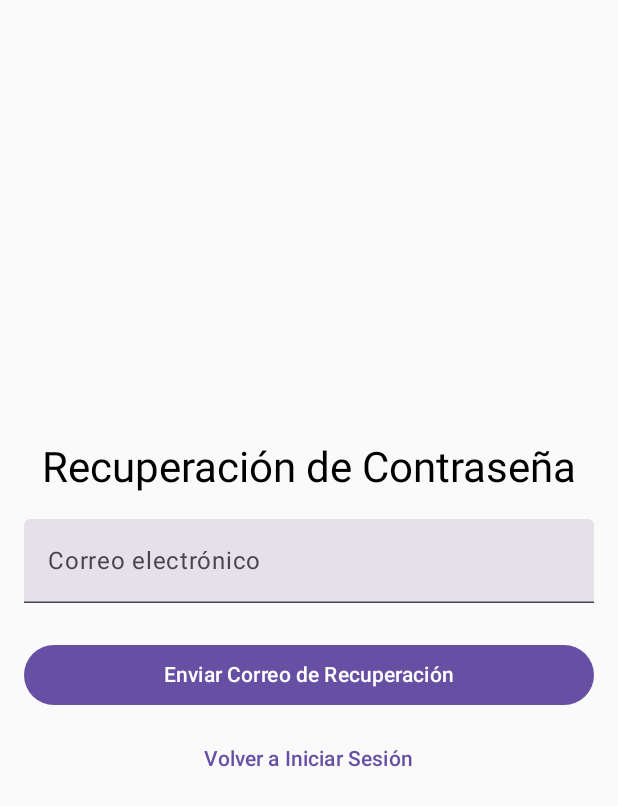
After one commit to AdriFdezz/LostAndFound, an Android app built with Jetpack Compose: the PasswordRecoveryScreen screen opened through its navigation route, on a phone screen of 412 x 824 dp. The commit adds this screen. Shown: the top 806 px of the screen. Run offline under Robolectric (Android 15) with nearby library versions, the phone set to English and light mode, and no system bars; our stand-ins replace Firebase (no records; nobody signed in at launch, a user with empty details on screens opened directly), livedata-compose.

Commit message:
funcionalidad recuperar constraseña por correo electronico

```diff
--- a/app/src/main/kotlin/com/adrifdezz/lostandfound/ui/components/AuthScreen.kt
+++ b/app/src/main/kotlin/com/adrifdezz/lostandfound/ui/components/AuthScreen.kt
@@ -17,13 +17,14 @@ import androidx.compose.ui.text.input.PasswordVisualTransformation
 import androidx.compose.ui.text.input.VisualTransformation
 import androidx.compose.ui.unit.dp
 import androidx.lifecycle.viewmodel.compose.viewModel
+import androidx.navigation.NavController
 import com.adrifdezz.lostandfound.ui.utils.BotonMostrarOcultarContrasena
 import com.adrifdezz.lostandfound.ui.viewmodel.AuthViewModel
 import com.adrifdezz.lostandfound.ui.utils.validarContrasena
 import kotlinx.coroutines.delay
 
 @Composable
-fun AuthScreen(authViewModel: AuthViewModel = viewModel()) {
+fun AuthScreen(authViewModel: AuthViewModel = viewModel(), navController: NavController) {
     var esModoRegistro by remember { mutableStateOf(false) }
     var correo by remember { mutableStateOf("") }
     var contrasena by remember { mutableStateOf("") }
@@ -178,6 +179,14 @@ fun AuthScreen(authViewModel: AuthViewModel = viewModel()) {
 
         Spacer(modifier = Modifier.height(8.dp))
 
+        if (!esModoRegistro) {
+            TextButton(
+                onClick = { navController.navigate("password_recovery_screen") }
+            ) {
+                Text(text = "¿Olvidaste tu contraseña?")
+            }
+        }
+
         TextButton(
             onClick = {
                 esModoRegistro = !esModoRegistro
@@ -225,7 +234,7 @@ fun AuthScreen(authViewModel: AuthViewModel = viewModel()) {
                 progress = { animatedProgress },
                 modifier = Modifier
                     .fillMaxWidth()
-                    .height(8.dp),
+                    .height(6.dp),
                 color = Color.Gray,
             )
         }
--- /dev/null
+++ b/app/src/main/kotlin/com/adrifdezz/lostandfound/ui/components/PasswordRecoveryScreen.kt
@@ -0,0 +1,82 @@
+package com.adrifdezz.lostandfound.ui.components
+
+import androidx.compose.foundation.layout.*
+import androidx.compose.material3.*
+import androidx.compose.runtime.*
+import androidx.compose.runtime.livedata.observeAsState
+import androidx.compose.runtime.saveable.rememberSaveable
+import androidx.compose.ui.Alignment
+import androidx.compose.ui.Modifier
+import androidx.compose.ui.unit.dp
+import androidx.lifecycle.viewmodel.compose.viewModel
+import com.adrifdezz.lostandfound.ui.viewmodel.AuthViewModel
+import kotlinx.coroutines.delay
+import java.lang.System.currentTimeMillis
+
+@Composable
+fun PasswordRecoveryScreen(authViewModel: AuthViewModel = viewModel(), onBack: () -> Unit) {
+    var correo by rememberSaveable { mutableStateOf("") }
+    val mensajeRecuperacion by authViewModel.mensajeRecuperacion.observeAsState()
+    val lastRequestTime by authViewModel.lastRequestTime.observeAsState(0L)
+    val remainingTime by authViewModel.remainingTime.observeAsState(0L)
+
+    LaunchedEffect(Unit) {
+        authViewModel.calcularTiempoRestante()
+        authViewModel.limpiarMensajeRecuperacion() // 🔹 Limpia el mensaje al entrar
+        println("DEBUG: Pantalla cargada - lastRequestTime = $lastRequestTime, remainingTime = $remainingTime")
+    }
+
+    LaunchedEffect(remainingTime) {
+        while (remainingTime > 0) {
+            delay(1000L)
+            authViewModel.reducirTiempoCooldown()
+        }
+    }
+
+    Column(
+        modifier = Modifier
+            .fillMaxSize()
+            .padding(16.dp),
+        horizontalAlignment = Alignment.CenterHorizontally,
+        verticalArrangement = Arrangement.Center
+    ) {
+        Text(text = "Recuperación de Contraseña", style = MaterialTheme.typography.headlineMedium)
+        Spacer(modifier = Modifier.height(16.dp))
+
+        TextField(
+            value = correo,
+            onValueChange = { correo = it },
+            label = { Text("Correo electrónico") },
+            modifier = Modifier.fillMaxWidth()
+        )
+
+        Spacer(modifier = Modifier.height(8.dp))
+
+        if (mensajeRecuperacion?.isNotEmpty() == true) {
+            Text(
+                text = mensajeRecuperacion!!,
+                color = if (mensajeRecuperacion == "Correo de recuperación enviado") MaterialTheme.colorScheme.primary else MaterialTheme.colorScheme.error
+            )
+        }
+
+        Spacer(modifier = Modifier.height(16.dp))
+
+        Button(
+            onClick = {
+                if (correo.isNotBlank()) { // 🔹 Corregido: Solo envía si el correo no está vacío
+                    authViewModel.recuperarContrasena(correo)
+                }
+            },
+            modifier = Modifier.fillMaxWidth(),
+            enabled = remainingTime == 0L // Deshabilita el botón si hay cooldown activo
+        ) {
+            Text(text = if (remainingTime > 0) "Espera $remainingTime s" else "Enviar Correo de Recuperación")
+        }
+
+        Spacer(modifier = Modifier.height(8.dp))
+
+        TextButton(onClick = onBack) {
+            Text(text = "Volver a Iniciar Sesión")
+        }
+    }
+}
--- a/app/src/main/kotlin/com/adrifdezz/lostandfound/ui/view/AuthActivity.kt
+++ b/app/src/main/kotlin/com/adrifdezz/lostandfound/ui/view/AuthActivity.kt
@@ -8,6 +8,7 @@ import androidx.navigation.compose.*
 import com.adrifdezz.lostandfound.data.AuthRepository
 import com.adrifdezz.lostandfound.ui.viewmodel.AuthViewModel
 import com.adrifdezz.lostandfound.ui.components.AuthScreen
+import com.adrifdezz.lostandfound.ui.components.PasswordRecoveryScreen
 import com.adrifdezz.lostandfound.ui.components.WelcomeScreen
 
 class AuthActivity : ComponentActivity() {
@@ -25,10 +26,15 @@ class AuthActivity : ComponentActivity() {
 
             NavHost(navController = navController, startDestination = "auth_screen") {
                 composable("auth_screen") {
-                    AuthScreen(authViewModel = authViewModel)
+                    AuthScreen(authViewModel = authViewModel, navController = navController)
                 }
                 composable("welcome_screen") {
                     WelcomeScreen()
+                }
+                composable("password_recovery_screen") {
+                    PasswordRecoveryScreen(authViewModel = authViewModel) {
+                        navController.navigate("auth_screen")
+                    }
                 }
             }
 
--- a/app/src/main/kotlin/com/adrifdezz/lostandfound/ui/viewmodel/AuthViewModel.kt
+++ b/app/src/main/kotlin/com/adrifdezz/lostandfound/ui/viewmodel/AuthViewModel.kt
@@ -1,11 +1,10 @@
 package com.adrifdezz.lostandfound.ui.viewmodel
 
-import androidx.lifecycle.LiveData
-import androidx.lifecycle.MutableLiveData
-import androidx.lifecycle.ViewModel
-import androidx.lifecycle.ViewModelProvider
+import androidx.lifecycle.*
 import com.adrifdezz.lostandfound.data.AuthRepository
 import com.google.firebase.auth.FirebaseUser
+import kotlinx.coroutines.delay
+import kotlinx.coroutines.launch
 
 class AuthViewModel(private val authRepository: AuthRepository) : ViewModel() {
 
@@ -15,7 +14,19 @@ class AuthViewModel(private val authRepository: AuthRepository) : ViewModel() {
     private val _error = MutableLiveData<String?>()
     val error: LiveData<String?> get() = _error
 
+    private val _mensajeRecuperacion = MutableLiveData<String?>()
+    val mensajeRecuperacion: LiveData<String?> get() = _mensajeRecuperacion
+
     val esInicioSesionExitoso = MutableLiveData(false)
+
+    // 🔹 Variables para el cooldown
+    private val _lastRequestTime = MutableLiveData(0L)
+    val lastRequestTime: LiveData<Long> get() = _lastRequestTime
+
+    private val _remainingTime = MutableLiveData(0L)
+    val remainingTime: LiveData<Long> get() = _remainingTime
+
+    private val cooldownTime = 60_000L // 60 segundos en milisegundos
 
     fun registrar(correo: String, contrasena: String, nombre: String) {
         authRepository.registrar(correo, contrasena, nombre) { usuario, error ->
@@ -38,6 +49,46 @@ class AuthViewModel(private val authRepository: AuthRepository) : ViewModel() {
         }
     }
 
+    fun recuperarContrasena(correo: String) {
+        authRepository.recuperarContrasena(correo) { exito, mensaje ->
+            _mensajeRecuperacion.postValue(mensaje)
+            if (exito) {
+                _lastRequestTime.postValue(System.currentTimeMillis())
+                _remainingTime.postValue(cooldownTime / 1000)
+                iniciarContadorCooldown()
+            }
+        }
+    }
+
+    private fun iniciarContadorCooldown() {
+        viewModelScope.launch {
+            while ((_remainingTime.value ?: 0) > 0) {
+                delay(1000L)
+                reducirTiempoCooldown()
+            }
+        }
+    }
+
+    fun reducirTiempoCooldown() {
+        val tiempoRestante = (_remainingTime.value ?: 1) - 1
+        _remainingTime.postValue(if (tiempoRestante >= 0) tiempoRestante else 0)
+    }
+
+    fun calcularTiempoRestante() {
+        val currentTime = System.currentTimeMillis()
+        val elapsedTime = currentTime - (_lastRequestTime.value ?: 0)
+        if (elapsedTime < cooldownTime) {
+            _remainingTime.postValue((cooldownTime - elapsedTime) / 1000)
+        } else {
+            _remainingTime.postValue(0L)
+            _lastRequestTime.postValue(0L)
+        }
+    }
+
+    fun limpiarMensajeRecuperacion() {
+        _mensajeRecuperacion.postValue(null)
+    }
+
     class Factory(private val repository: AuthRepository) : ViewModelProvider.Factory {
         override fun <T : ViewModel> create(modelClass: Class<T>): T {
             if (modelClass.isAssignableFrom(AuthViewModel::class.java)) {
```
Also changed, not shown: app/src/main/kotlin/com/adrifdezz/lostandfound/data/AuthRepository.kt (+19 -2 lines).
